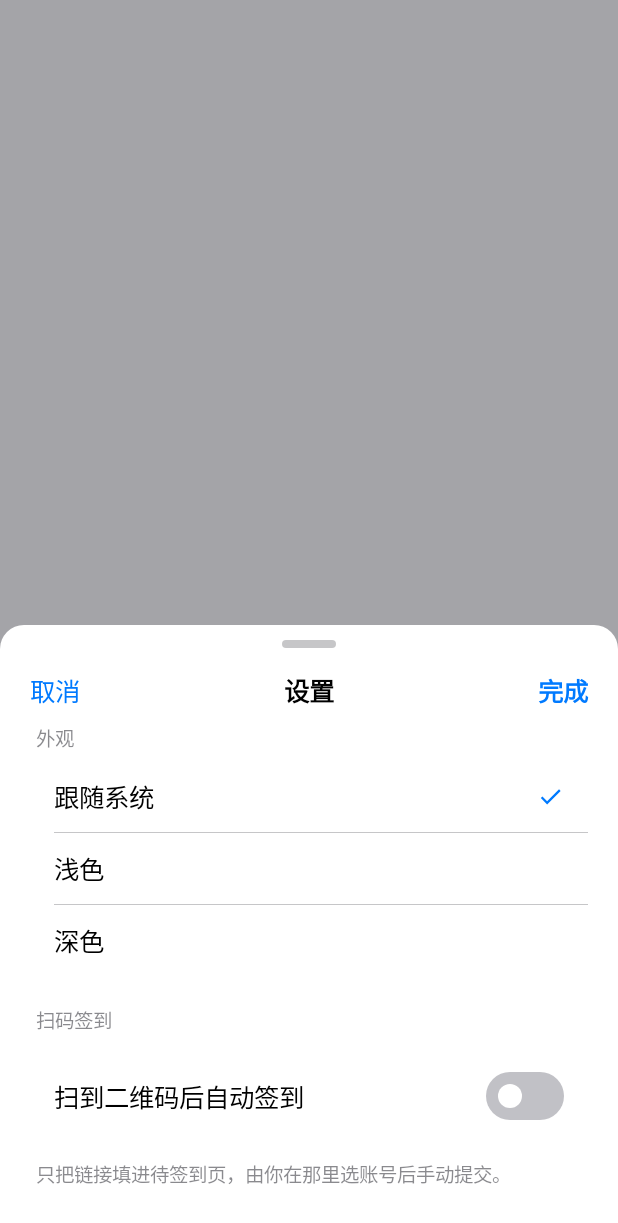
After one commit to ggggmllll/KetangPai-CheckInHelper, an Android app built with Jetpack Compose: the composable SettingsSheet shown on its own in the app's theme, on a phone screen of 412 x 824 dp. The commit adds this screen. Shown: the top 1223 px of the screen. Run offline under Robolectric (Android 15) with nearby library versions, the phone set to English and light mode, and no system bars.

Commit message:
表单改为窗口内 sheet，键盘不再遮挡；扫码后自动签到并可关闭
- IosSheet 从 Dialog 改成应用窗口内的覆盖层，跟随 WindowInsets.ime 上移，
  同时压住底部标签栏；内容超高时可滚动，返回键先收表单
- MainActivity 启用 edge-to-edge，清单加 adjustResize，insets 统一由 Compose 消费
- 顶栏「外观主题」下拉换成设置面板：外观三项 + 扫码后自动签到开关
- 扫码结果默认直接提交给全部启用账号，失败时链接仍留在待签到页可手动重试
- 更新密码表单提到顶层，避免覆盖层被页面 padding 裁切
- 版本 1.3.1 (versionCode 6)

```diff
--- a/android-app/build.gradle.kts
+++ b/android-app/build.gradle.kts
@@ -19,8 +19,8 @@ android {
         applicationId = "com.ketangpai.checkin"
         minSdk = 26
         targetSdk = 35
-        versionCode = 5
-        versionName = "1.3.0"
+        versionCode = 6
+        versionName = "1.3.1"
         testInstrumentationRunner = "androidx.test.runner.AndroidJUnitRunner"
 
         // The deployed phone uses arm64. Do not ship emulator/32-bit native
--- a/android-app/src/main/AndroidManifest.xml
+++ b/android-app/src/main/AndroidManifest.xml
@@ -15,7 +15,8 @@
         <activity
             android:name=".MainActivity"
             android:exported="true"
-            android:screenOrientation="unspecified">
+            android:screenOrientation="unspecified"
+            android:windowSoftInputMode="adjustResize">
             <intent-filter>
                 <action android:name="android.intent.action.MAIN" />
                 <category android:name="android.intent.category.LAUNCHER" />
--- a/android-app/src/main/java/com/ketangpai/checkin/ui/Ios.kt
+++ b/android-app/src/main/java/com/ketangpai/checkin/ui/Ios.kt
@@ -1,9 +1,13 @@
 package com.ketangpai.checkin.ui
 
+import androidx.activity.compose.BackHandler
 import androidx.compose.animation.AnimatedVisibility
+import androidx.compose.animation.core.FastOutSlowInEasing
+import androidx.compose.animation.core.tween
 import androidx.compose.animation.fadeIn
 import androidx.compose.animation.fadeOut
 import androidx.compose.animation.slideInVertically
+import androidx.compose.animation.slideOutVertically
 import androidx.compose.foundation.Canvas
 import androidx.compose.foundation.background
 import androidx.compose.foundation.clickable
@@ -16,14 +20,18 @@ import androidx.compose.foundation.layout.PaddingValues
 import androidx.compose.foundation.layout.Row
 import androidx.compose.foundation.layout.RowScope
 import androidx.compose.foundation.layout.Spacer
+import androidx.compose.foundation.layout.WindowInsets
 import androidx.compose.foundation.layout.fillMaxSize
 import androidx.compose.foundation.layout.fillMaxWidth
 import androidx.compose.foundation.layout.height
 import androidx.compose.foundation.layout.heightIn
-import androidx.compose.foundation.layout.navigationBarsPadding
+import androidx.compose.foundation.layout.ime
+import androidx.compose.foundation.layout.navigationBars
 import androidx.compose.foundation.layout.padding
 import androidx.compose.foundation.layout.size
+import androidx.compose.foundation.layout.union
 import androidx.compose.foundation.layout.width
+import androidx.compose.foundation.layout.windowInsetsPadding
 import androidx.compose.foundation.lazy.LazyColumn
 import androidx.compose.foundation.lazy.LazyListScope
 import androidx.compose.foundation.rememberScrollState
@@ -36,6 +44,7 @@ import androidx.compose.material3.Text
 import androidx.compose.material3.TextField
 import androidx.compose.material3.TextFieldDefaults
 import androidx.compose.runtime.Composable
+import androidx.compose.runtime.LaunchedEffect
 import androidx.compose.runtime.getValue
 import androidx.compose.runtime.mutableStateOf
 import androidx.compose.runtime.remember
@@ -497,6 +506,10 @@ internal fun IosDot(color: Color, modifier: Modifier = Modifier) {
 /**
  * 底部表单 sheet：取消 / 标题 / 完成 的顶部栏 + 可滚动内容。
  * 表单类操作（添加账号、填地点）用它，确认类操作仍用 [IosAlert]。
+ *
+ * 这里刻意不用 Dialog：Dialog 是独立的浮动窗口，系统不会让它随输入法缩放，
+ * 键盘一弹出整个表单就被顶到屏幕外。放在应用窗口内的覆盖层里，
+ * 就能跟着 [WindowInsets.ime] 一起上移，顺带也能盖住底部标签栏。
  */
 @Composable
 internal fun IosSheet(
@@ -507,9 +520,18 @@ internal fun IosSheet(
     confirmEnabled: Boolean = true,
     content: @Composable ColumnScope.() -> Unit,
 ) {
-    Dialog(
-        onDismissRequest = onDismiss,
-        properties = androidx.compose.ui.window.DialogProperties(usePlatformDefaultWidth = false),
+    // 返回键先收表单，而不是直接退出应用。
+    BackHandler(onBack = onDismiss)
+
+    var shown by remember { mutableStateOf(false) }
+    LaunchedEffect(Unit) { shown = true }
+
+    Box(Modifier.fillMaxSize()) {
+        AnimatedVisibility(
+            visible = shown,
+            modifier = Modifier.matchParentSize(),
+            enter = fadeIn(tween(180)),
+            exit = fadeOut(tween(140)),
         ) {
             Box(
                 Modifier
@@ -520,15 +542,23 @@ internal fun IosSheet(
                         indication = null,
                         onClick = onDismiss,
                     ),
-            contentAlignment = Alignment.BottomCenter,
+            )
+        }
+        AnimatedVisibility(
+            visible = shown,
+            modifier = Modifier.align(Alignment.BottomCenter),
+            enter = slideInVertically(tween(260, easing = FastOutSlowInEasing)) { it } + fadeIn(tween(120)),
+            exit = slideOutVertically(tween(200)) { it } + fadeOut(tween(120)),
         ) {
             Column(
                 Modifier
                     .fillMaxWidth()
+                    // insets 要压在底色之前，面板底边才会正好停在键盘上方，
+                    // 而不是把整块卡片连同键盘一起铺到屏幕底下。
+                    .windowInsetsPadding(WindowInsets.ime.union(WindowInsets.navigationBars))
                     .clip(RoundedCornerShape(topStart = 16.dp, topEnd = 16.dp))
                     .background(iosColors.card)
                     .clickable(interactionSource = remember { MutableInteractionSource() }, indication = null) {}
-                    .navigationBarsPadding()
                     .padding(start = 20.dp, end = 20.dp, top = 8.dp, bottom = 14.dp),
             ) {
                 Box(
@@ -567,7 +597,14 @@ internal fun IosSheet(
                         color = iosColors.blue.copy(alpha = if (confirmEnabled) 1f else 0.38f),
                     )
                 }
-                Column(Modifier.fillMaxWidth().verticalScroll(rememberScrollState()), content = content)
+                // 键盘占掉大半屏幕时，表单本身可以滚动，内容不会被裁掉。
+                Column(
+                    Modifier
+                        .fillMaxWidth()
+                        .weight(1f, fill = false)
+                        .verticalScroll(rememberScrollState()),
+                    content = content,
+                )
             }
         }
     }
--- /dev/null
+++ b/android-app/src/main/java/com/ketangpai/checkin/ui/SettingsSheet.kt
@@ -0,0 +1,115 @@
+package com.ketangpai.checkin.ui
+
+import androidx.compose.foundation.clickable
+import androidx.compose.foundation.layout.Row
+import androidx.compose.foundation.layout.Spacer
+import androidx.compose.foundation.layout.fillMaxWidth
+import androidx.compose.foundation.layout.height
+import androidx.compose.foundation.layout.heightIn
+import androidx.compose.foundation.layout.padding
+import androidx.compose.foundation.layout.size
+import androidx.compose.material.icons.Icons
+import androidx.compose.material.icons.filled.Check
+import androidx.compose.material3.Icon
+import androidx.compose.material3.Switch
+import androidx.compose.material3.SwitchDefaults
+import androidx.compose.material3.Text
+import androidx.compose.runtime.Composable
+import androidx.compose.ui.Alignment
+import androidx.compose.ui.Modifier
+import androidx.compose.ui.graphics.Color
+import androidx.compose.ui.unit.dp
+import androidx.compose.ui.unit.sp
+import com.ketangpai.checkin.ThemeMode
+import com.ketangpai.checkin.iosColors
+
+/**
+ * 顶栏设置面板：外观模式 + 扫码后的行为。
+ * 用底部 sheet 而不是下拉菜单，是因为设置项要带说明文字，
+ * 下拉菜单塞不下两行。
+ */
+@Composable
+internal fun SettingsSheet(
+    themeMode: ThemeMode,
+    onThemeModeChange: (ThemeMode) -> Unit,
+    autoSignOnScan: Boolean,
+    onAutoSignOnScanChange: (Boolean) -> Unit,
+    onDismiss: () -> Unit,
+) {
+    IosSheet(
+        title = "设置",
+        onDismiss = onDismiss,
+        confirmText = "完成",
+        onConfirm = onDismiss,
+    ) {
+        ColCaption("外观")
+        IosGroup {
+            ThemeMode.entries.forEachIndexed { index, mode ->
+                Row(
+                    Modifier
+                        .fillMaxWidth()
+                        .clickable { onThemeModeChange(mode) }
+                        .heightIn(min = 44.dp)
+                        .padding(horizontal = 16.dp, vertical = 11.dp),
+                    verticalAlignment = Alignment.CenterVertically,
+                ) {
+                    Text(mode.label, Modifier.weight(1f), fontSize = 17.sp, color = iosColors.label)
+                    if (mode == themeMode) {
+                        Icon(Icons.Filled.Check, "已选择", Modifier.size(18.dp), tint = iosColors.blue)
+                    }
+                }
+                if (index < ThemeMode.entries.lastIndex) IosDivider()
+            }
+        }
+
+        Spacer(Modifier.height(20.dp))
+
+        ColCaption("扫码签到")
+        IosGroup {
+            Row(
+                Modifier
+                    .fillMaxWidth()
+                    .heightIn(min = 44.dp)
+                    .padding(horizontal = 16.dp, vertical = 11.dp),
+                verticalAlignment = Alignment.CenterVertically,
+            ) {
+                Text("扫到二维码后自动签到", Modifier.weight(1f), fontSize = 17.sp, color = iosColors.label)
+                Switch(
+                    checked = autoSignOnScan,
+                    onCheckedChange = onAutoSignOnScanChange,
+                    colors = SwitchDefaults.colors(
+                        checkedThumbColor = Color.White,
+                        checkedTrackColor = iosColors.green,
+                        uncheckedThumbColor = Color.White,
+                        uncheckedTrackColor = iosColors.fill.copy(alpha = 0.45f),
+                        uncheckedBorderColor = Color.Transparent,
+                    ),
+                )
+            }
+        }
+        Text(
+            if (autoSignOnScan) {
+                "扫到码就提交给所有启用账号，结果用顶部提示告知；失败时链接仍会填进待签到页，可以手动重试。"
+            } else {
+                "只把链接填进待签到页，由你在那里选账号后手动提交。"
+            },
+            Modifier.padding(start = 4.dp, end = 4.dp, top = 7.dp),
+            fontSize = 13.sp,
+            lineHeight = 18.sp,
+            color = iosColors.secondaryLabel,
+        )
+        Spacer(Modifier.height(18.dp))
+    }
+}
+
+/** sheet 里的分组小标题，比 [IosSectionHeader] 少一层左右边距。 */
+@Composable
+private fun ColCaption(text: String) {
+    Text(
+        text,
+        Modifier.padding(start = 4.dp, bottom = 6.dp),
+        fontSize = 13.sp,
+        lineHeight = 17.sp,
+        color = iosColors.secondaryLabel,
+    )
+}
```
Also changed, not shown: android-app/src/main/java/com/ketangpai/checkin/MainActivity.kt (+64 -45 lines), android-app/src/main/java/com/ketangpai/checkin/Settings.kt (added, +25 -0 lines), android-app/src/main/java/com/ketangpai/checkin/ui/AccountsScreen.kt (+2 -7 lines), 1 other file. Lines whose indentation alone changed are shown as unchanged.
